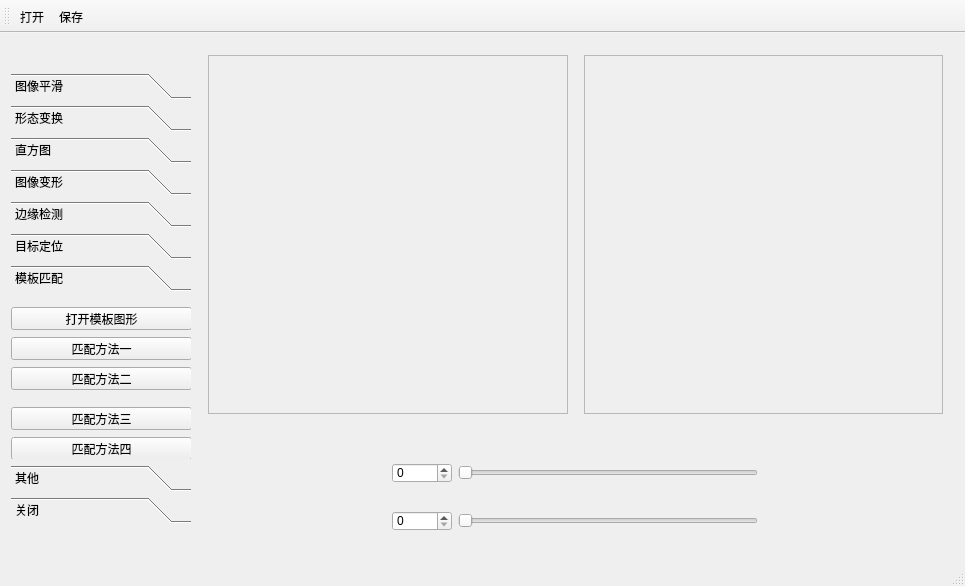
Above: hi_opencv2.0/hi_opencv20.ui from yangyang222244/hi_opencv2.0 before the change. Below: the same form after it.
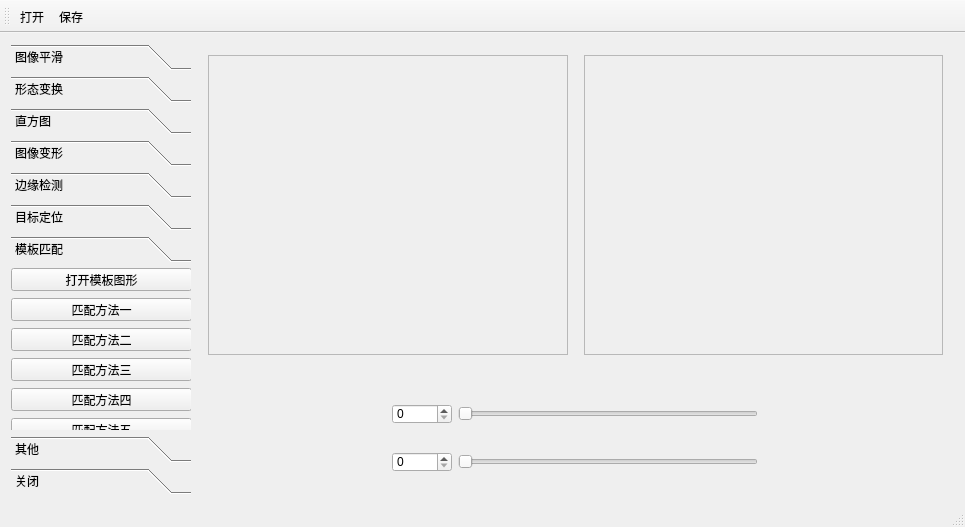
That is the form after the change. The open tabs and pages were chosen to show the change.

What changed in the file:
```diff
--- a/hi_opencv2.0/hi_opencv20.ui
+++ b/hi_opencv2.0/hi_opencv20.ui
@@ -7,7 +7,7 @@
     <x>0</x>
     <y>0</y>
     <width>965</width>
-    <height>586</height>
+    <height>512</height>
    </rect>
   </property>
   <property name="windowTitle">
@@ -474,7 +474,7 @@
          <x>0</x>
          <y>0</y>
          <width>180</width>
-         <height>242</height>
+         <height>216</height>
         </rect>
        </property>
        <attribute name="label">
@@ -484,7 +484,7 @@
         <property name="geometry">
          <rect>
           <x>0</x>
-          <y>10</y>
+          <y>0</y>
           <width>181</width>
           <height>23</height>
          </rect>
@@ -497,7 +497,7 @@
         <property name="geometry">
          <rect>
           <x>0</x>
-          <y>40</y>
+          <y>30</y>
           <width>181</width>
           <height>23</height>
          </rect>
@@ -510,7 +510,7 @@
         <property name="geometry">
          <rect>
           <x>0</x>
-          <y>70</y>
+          <y>60</y>
           <width>181</width>
           <height>23</height>
          </rect>
@@ -523,7 +523,7 @@
         <property name="geometry">
          <rect>
           <x>0</x>
-          <y>110</y>
+          <y>90</y>
           <width>181</width>
           <height>23</height>
          </rect>
@@ -536,7 +536,7 @@
         <property name="geometry">
          <rect>
           <x>0</x>
-          <y>140</y>
+          <y>120</y>
           <width>181</width>
           <height>23</height>
          </rect>
@@ -549,7 +549,7 @@
         <property name="geometry">
          <rect>
           <x>0</x>
-          <y>170</y>
+          <y>150</y>
           <width>181</width>
           <height>23</height>
          </rect>
@@ -630,7 +630,7 @@
               <x>0</x>
               <y>0</y>
               <width>358</width>
-              <height>380</height>
+              <height>306</height>
              </rect>
             </property>
            </widget>
@@ -666,7 +666,7 @@
               <x>0</x>
               <y>0</y>
               <width>357</width>
-              <height>380</height>
+              <height>306</height>
              </rect>
             </property>
            </widget>
@@ -717,6 +717,9 @@
                 <height>20</height>
                </size>
               </property>
+              <property name="maximum">
+               <number>500</number>
+              </property>
              </widget>
             </item>
             <item>
```
Left out of the diff: 204 changed lines with no effect on the pictures.
